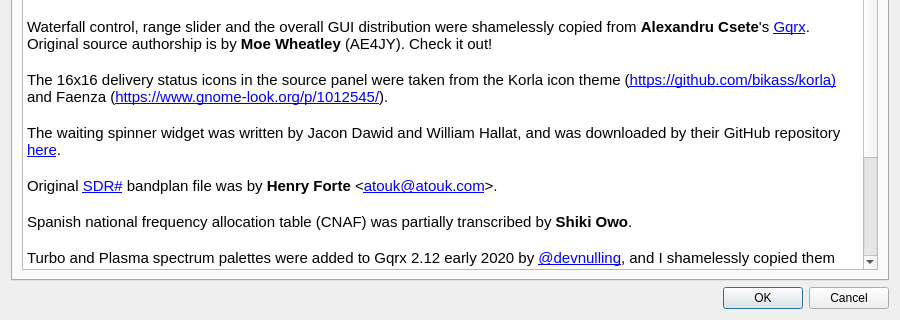
BatchDrake/SigDigger, file ui/AboutDialog.ui: the form before one commit; both pictures show x 0 to 900 and y 173 to 493 of the 900 by 493 pixel window.
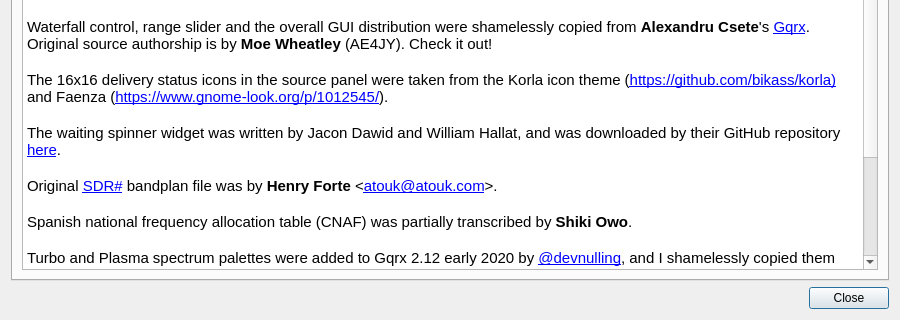
The form after the commit. Icons and pictures are not drawn.

Commit message: Remove Ok and Cancel buttons from About dialog

What changed in the file:
```diff
--- a/ui/AboutDialog.ui
+++ b/ui/AboutDialog.ui
@@ -61,7 +61,7 @@
       <enum>Qt::Horizontal</enum>
      </property>
      <property name="standardButtons">
-      <set>QDialogButtonBox::Cancel|QDialogButtonBox::Ok</set>
+      <set>QDialogButtonBox::Close</set>
      </property>
     </widget>
    </item>
```
